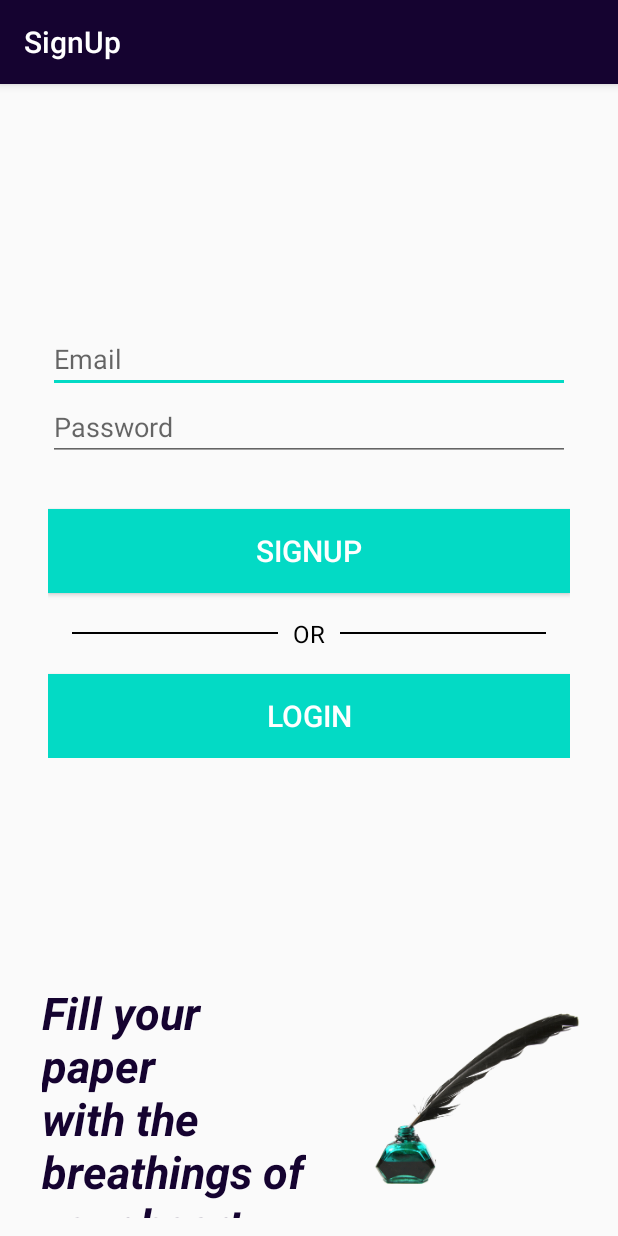
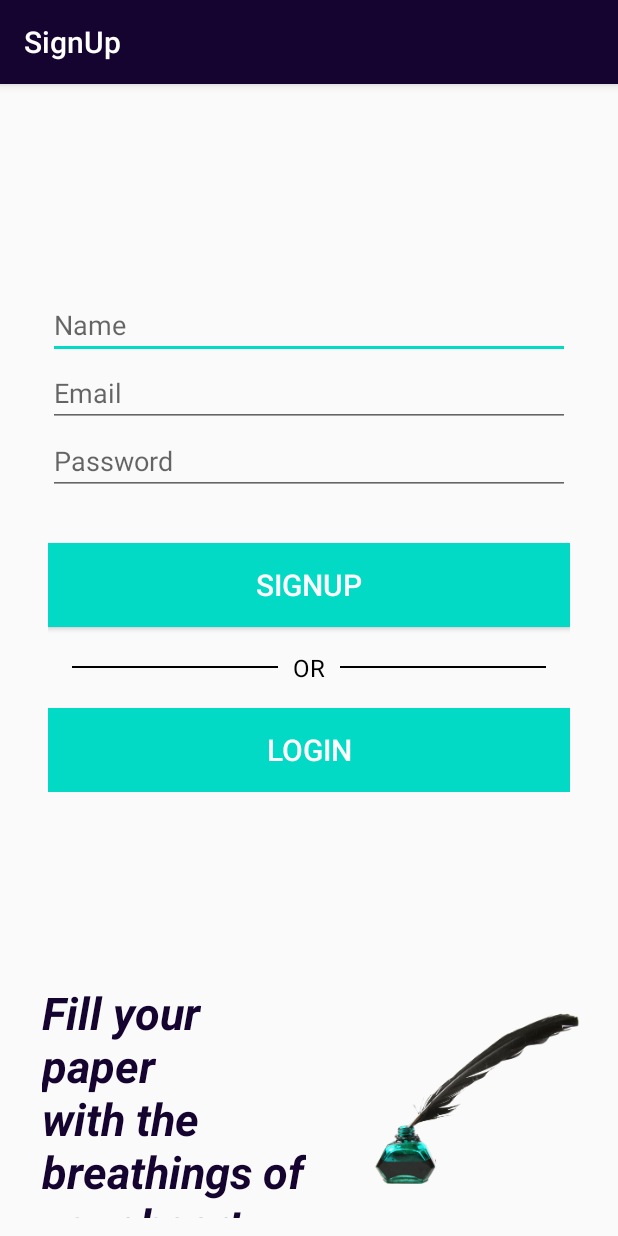
Before and after one commit to AK1406/LifeQuotes, an Android app: the SignUpActivity screen opened directly, with no data from a screen before it, after a tap on "SIGNUP", on a phone screen of 412 x 824 dp. Run offline under Robolectric (Android 15) with nearby library versions, the light colour scheme and no system bars; our stand-ins replace Firebase (no records; nobody signed in at launch, a user with empty details on screens opened directly); Roboto replaces fonts that are not available here.

Commit message:
adding name to signUp page

```diff
--- /dev/null
+++ b/app/src/main/java/com/example/android/lifequotes/ProfileModel.kt
@@ -0,0 +1,5 @@
+package com.example.android.lifequotes
+
+class ProfileModel(val id:String, val name: String,val email: String) {
+    constructor():this("","",""){}
+}
--- a/app/src/main/java/com/example/android/lifequotes/SignUpActivity.kt
+++ b/app/src/main/java/com/example/android/lifequotes/SignUpActivity.kt
@@ -9,6 +9,7 @@ import android.widget.EditText
 import android.widget.Toast
 import com.google.android.gms.tasks.OnCompleteListener
 import com.google.firebase.auth.FirebaseAuth
+import com.google.firebase.database.FirebaseDatabase
 
 class SignUpActivity : AppCompatActivity() {
 
@@ -17,17 +18,17 @@ class SignUpActivity : AppCompatActivity() {
     private lateinit var emailEt: EditText
     private lateinit var passwordEt: EditText
 
-
+    private lateinit var name: EditText
     private lateinit var signUpBtn: Button
     private lateinit var loginBtn: Button
-
+    private var userId: String? = null
 
     override fun onCreate(savedInstanceState: Bundle?) {
         super.onCreate(savedInstanceState)
         setContentView(R.layout.activity_sign_up)
 
         auth = FirebaseAuth.getInstance()
-
+        name = findViewById(R.id.name)
         emailEt = findViewById(R.id.email_edt_text)
         passwordEt = findViewById(R.id.pass_edt_text)
 
@@ -36,11 +37,12 @@ class SignUpActivity : AppCompatActivity() {
 
 
         signUpBtn.setOnClickListener{
+            val name: String = name.text.toString().trim()
             val email: String = emailEt.text.toString()
             val password: String = passwordEt.text.toString()
 
-            if(TextUtils.isEmpty(email) || TextUtils.isEmpty(password)) {
-                Toast.makeText(this,"Please fill all the fields !!", Toast.LENGTH_LONG).show()
+            if(name.isEmpty()||TextUtils.isEmpty(email) || TextUtils.isEmpty(password)) {
+                Toast.makeText(this,"Please fill all the fields !", Toast.LENGTH_LONG).show()
             }
 
             else{
@@ -50,6 +52,7 @@ class SignUpActivity : AppCompatActivity() {
                 auth.createUserWithEmailAndPassword(email, password).addOnCompleteListener(this, OnCompleteListener{ task ->
                     if(task.isSuccessful){
                         Toast.makeText(this, "Successfully Registered", Toast.LENGTH_LONG).show()
+                        saveInfo(name)
 
                     }else {
                         Toast.makeText(this, "Registration Failed", Toast.LENGTH_LONG).show()
@@ -65,4 +68,24 @@ class SignUpActivity : AppCompatActivity() {
         }
 
     }
+
+    private fun saveInfo(name:String) {
+        val emailId: String
+        val myRef = FirebaseDatabase.getInstance().getReference("profile") // making reference for the object of profile
+        val user = FirebaseAuth.getInstance().currentUser
+        // add username, email to database
+        userId = user!!.uid
+        emailId = user.email.toString()
+        val subEmail = emailId.substringBefore("@")  //abc123@gmail.com -> abc123(substring of email id)
+        val profileId = myRef.push().key //generating random key
+        val profileInfo = profileId?.let { ProfileModel(subEmail,name,emailId)
+        } //passing taken information to a class constructor of ProfileModel
+        if (profileId != null) {
+            //set the taken information
+            myRef.child(userId!!).setValue(profileInfo).addOnCompleteListener {
+                Toast.makeText(this, "Your profile is saved successfully ", Toast.LENGTH_SHORT)
+                    .show()
+            }
+        }
+    }
 }
--- a/app/src/main/res/layout-large-land/activity_sign_up.xml
+++ b/app/src/main/res/layout-large-land/activity_sign_up.xml
@@ -23,6 +23,12 @@
         app:layout_constraintStart_toStartOf="parent"
         app:layout_constraintTop_toTopOf="parent">
 
+        <EditText
+            android:id="@+id/name"
+            android:layout_width="match_parent"
+            android:layout_height="match_parent"
+            android:hint="@string/name"
+            android:textSize="24sp"/>
 
         <EditText
             android:id="@+id/email_edt_text"
--- a/app/src/main/res/layout-large/activity_sign_up.xml
+++ b/app/src/main/res/layout-large/activity_sign_up.xml
@@ -18,6 +18,13 @@
         app:layout_constraintEnd_toEndOf="parent"
         app:layout_constraintStart_toStartOf="parent"
         app:layout_constraintTop_toTopOf="parent">
+
+        <EditText
+            android:id="@+id/name"
+            android:layout_width="match_parent"
+            android:layout_height="match_parent"
+            android:hint="@string/name"
+            android:textSize="24sp"/>
 
 
         <EditText
--- a/app/src/main/res/layout-normal-land/activity_sign_up.xml
+++ b/app/src/main/res/layout-normal-land/activity_sign_up.xml
@@ -25,6 +25,12 @@
         app:layout_constraintTop_toTopOf="parent"
         app:layout_constraintVertical_bias="0.6">
 
+        <EditText
+            android:id="@+id/name"
+            android:layout_width="match_parent"
+            android:layout_height="match_parent"
+            android:hint="@string/name"
+            android:textSize="18sp"/>
 
         <EditText
             android:id="@+id/email_edt_text"
--- a/app/src/main/res/layout-normal/activity_sign_up.xml
+++ b/app/src/main/res/layout-normal/activity_sign_up.xml
@@ -19,6 +19,12 @@
         app:layout_constraintStart_toStartOf="parent"
         app:layout_constraintTop_toTopOf="parent">
 
+        <EditText
+            android:id="@+id/name"
+            android:layout_width="match_parent"
+            android:layout_height="match_parent"
+            android:hint="@string/name"
+            android:textSize="18sp"/>
 
         <EditText
             android:id="@+id/email_edt_text"
--- a/app/src/main/res/layout-small-land/activity_sign_up.xml
+++ b/app/src/main/res/layout-small-land/activity_sign_up.xml
@@ -1,11 +1,14 @@
 <?xml version="1.0" encoding="utf-8"?>
-<androidx.constraintlayout.widget.ConstraintLayout xmlns:android="http://schemas.android.com/apk/res/android"
+<ScrollView
+    xmlns:android="http://schemas.android.com/apk/res/android"
     xmlns:app="http://schemas.android.com/apk/res-auto"
     xmlns:tools="http://schemas.android.com/tools"
     android:layout_width="match_parent"
     android:layout_height="match_parent">
 
-
+<androidx.constraintlayout.widget.ConstraintLayout
+    android:layout_width="match_parent"
+    android:layout_height="wrap_content">
     <LinearLayout
         android:id="@+id/linearLayout6"
         android:layout_width="match_parent"
@@ -19,6 +22,12 @@
         app:layout_constraintEnd_toEndOf="parent"
         app:layout_constraintStart_toStartOf="parent"
         app:layout_constraintTop_toTopOf="parent">
+        <EditText
+            android:id="@+id/name"
+            android:layout_width="match_parent"
+            android:layout_height="match_parent"
+            android:hint="@string/name"
+            android:textSize="24sp"/>
 
 
         <EditText
@@ -129,5 +138,5 @@
         app:layout_constraintEnd_toEndOf="parent"
         app:layout_constraintTop_toBottomOf="@+id/linearLayout6"
         app:srcCompat="@drawable/ink" />
-
 </androidx.constraintlayout.widget.ConstraintLayout>
+</ScrollView>
--- a/app/src/main/res/layout-small/activity_sign_up.xml
+++ b/app/src/main/res/layout-small/activity_sign_up.xml
@@ -1,11 +1,12 @@
 <?xml version="1.0" encoding="utf-8"?>
-<androidx.constraintlayout.widget.ConstraintLayout xmlns:android="http://schemas.android.com/apk/res/android"
+<ScrollView xmlns:android="http://schemas.android.com/apk/res/android"
     xmlns:app="http://schemas.android.com/apk/res-auto"
     xmlns:tools="http://schemas.android.com/tools"
     android:layout_width="match_parent"
     android:layout_height="match_parent">
-
-
+<androidx.constraintlayout.widget.ConstraintLayout
+    android:layout_width="match_parent"
+    android:layout_height="wrap_content">
     <LinearLayout
         android:id="@+id/linearLayout7"
         android:layout_width="match_parent"
@@ -20,6 +21,12 @@
         app:layout_constraintStart_toStartOf="parent"
         app:layout_constraintTop_toTopOf="parent">
 
+        <EditText
+            android:id="@+id/name"
+            android:layout_width="match_parent"
+            android:layout_height="match_parent"
+            android:hint="@string/name"
+            android:textSize="8sp"/>
 
         <EditText
             android:id="@+id/email_edt_text"
@@ -129,5 +136,5 @@
         app:layout_constraintEnd_toEndOf="parent"
         app:layout_constraintTop_toBottomOf="@+id/linearLayout7"
         app:srcCompat="@drawable/ink" />
-
 </androidx.constraintlayout.widget.ConstraintLayout>
+</ScrollView>
--- a/app/src/main/res/layout-xlarge-land/activity_sign_up.xml
+++ b/app/src/main/res/layout-xlarge-land/activity_sign_up.xml
@@ -24,6 +24,12 @@
         app:layout_constraintStart_toStartOf="parent"
         app:layout_constraintTop_toTopOf="parent">
 
+        <EditText
+            android:id="@+id/name"
+            android:layout_width="match_parent"
+            android:layout_height="match_parent"
+            android:hint="@string/name"
+            android:textSize="30sp"/>
 
         <EditText
             android:id="@+id/email_edt_text"
--- a/app/src/main/res/layout-xlarge/activity_sign_up.xml
+++ b/app/src/main/res/layout-xlarge/activity_sign_up.xml
@@ -19,6 +19,13 @@
         app:layout_constraintEnd_toEndOf="parent"
         app:layout_constraintStart_toStartOf="parent"
         app:layout_constraintTop_toTopOf="parent">
+
+        <EditText
+            android:id="@+id/name"
+            android:layout_width="match_parent"
+            android:layout_height="match_parent"
+            android:hint="@string/name"
+            android:textSize="30sp" />
 
 
         <EditText
--- a/app/src/main/res/layout/activity_sign_up.xml
+++ b/app/src/main/res/layout/activity_sign_up.xml
@@ -1,6 +1,5 @@
 <?xml version="1.0" encoding="utf-8"?>
-<androidx.constraintlayout.widget.ConstraintLayout
-    xmlns:android="http://schemas.android.com/apk/res/android"
+<androidx.constraintlayout.widget.ConstraintLayout xmlns:android="http://schemas.android.com/apk/res/android"
     xmlns:app="http://schemas.android.com/apk/res-auto"
     xmlns:tools="http://schemas.android.com/tools"
     android:layout_width="match_parent"
@@ -21,6 +20,11 @@
         app:layout_constraintStart_toStartOf="parent"
         app:layout_constraintTop_toTopOf="parent">
 
+        <EditText
+            android:id="@+id/name"
+            android:layout_width="match_parent"
+            android:layout_height="match_parent"
+            android:hint="@string/name" />
 
         <EditText
             android:id="@+id/email_edt_text"
--- a/app/src/main/res/values/strings.xml
+++ b/app/src/main/res/values/strings.xml
@@ -20,5 +20,6 @@
     <string name="write_your_plan">Write your plan</string>
     <string name="submit">submit</string>
     <string name="quote">quote</string>
+    <string name="name">Name</string>
 
 </resources>
```
